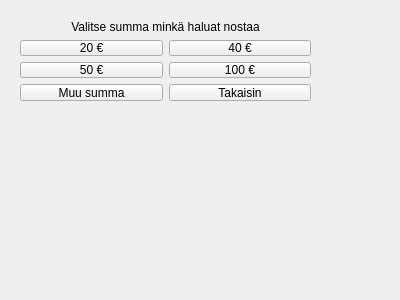
Old version of the form bank-automat/moneyselect.ui in the repository JuusoToratti/tvt23pankkiprojekti.
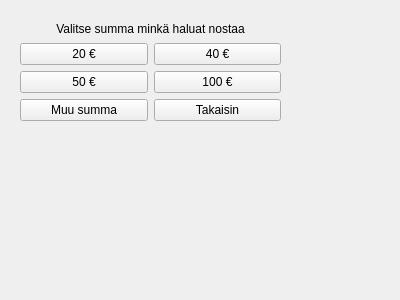
New version of the form.

```diff
--- a/bank-automat/moneyselect.ui
+++ b/bank-automat/moneyselect.ui
@@ -18,8 +18,8 @@
     <rect>
      <x>20</x>
      <y>20</y>
-     <width>291</width>
-     <height>81</height>
+     <width>261</width>
+     <height>101</height>
     </rect>
    </property>
    <layout class="QGridLayout" name="gridLayout">
```
